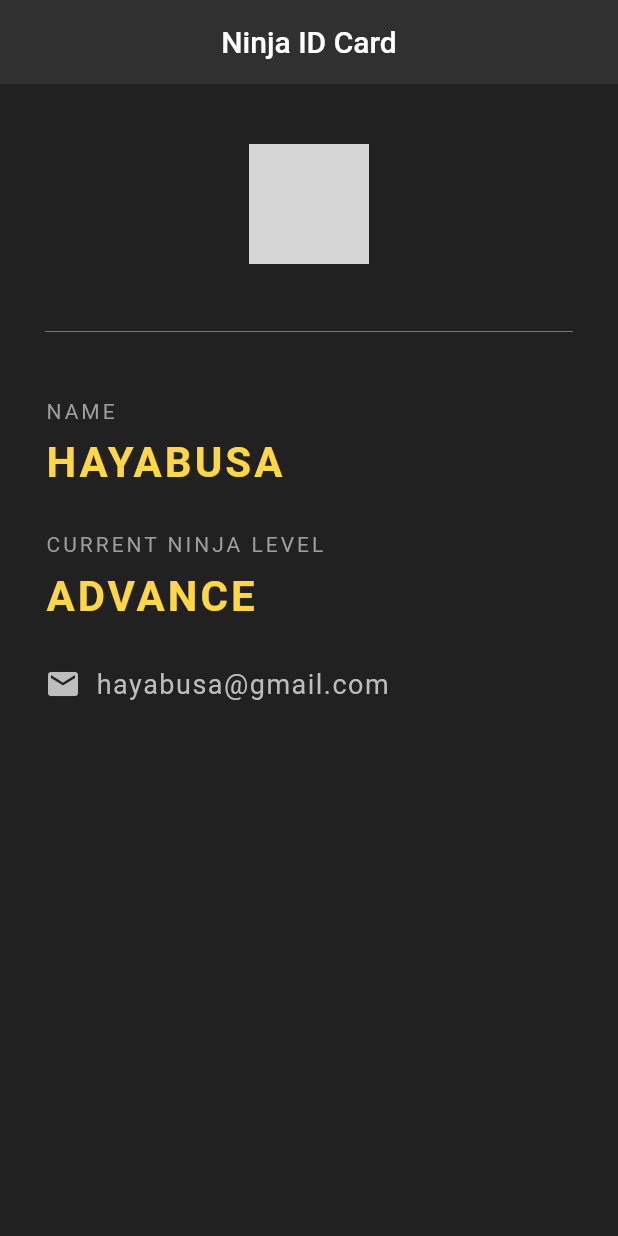
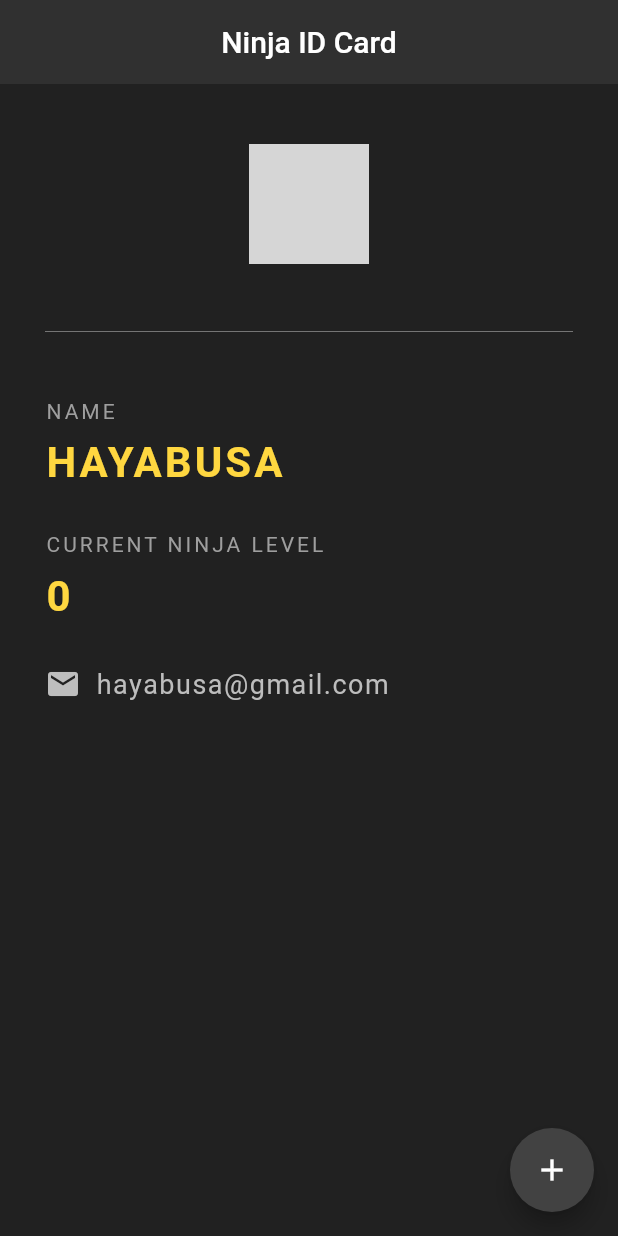
Before and after one commit to jenalalfianta/flutter_ninjas_id_card, a Flutter app: the screen it shows after launch, on a phone screen of 412 x 824 dp. Run offline on Flutter 3.47's test engine with Material 2 defaults, Android fonts, the light colour scheme and no system bars; grey boxes are pictures that could not be loaded.

Commit message:
penambahan floating button dan belajar StatefulWidget

```diff
--- a/lib/main.dart
+++ b/lib/main.dart
@@ -4,8 +4,15 @@ void main() => runApp(MaterialApp(
       home: NinjaCard(),
     ));
 
-class NinjaCard extends StatelessWidget {
+class NinjaCard extends StatefulWidget {
   const NinjaCard({Key? key}) : super(key: key);
+
+  @override
+  State<NinjaCard> createState() => _NinjaCardState();
+}
+
+class _NinjaCardState extends State<NinjaCard> {
+  int ninjaLevel = 0;
 
   @override
   Widget build(BuildContext context) {
@@ -16,6 +23,15 @@ class NinjaCard extends StatelessWidget {
           centerTitle: true,
           backgroundColor: Colors.grey[850],
           elevation: 0.0,
+        ),
+        floatingActionButton: FloatingActionButton(
+          onPressed: () {
+            setState(() {
+              ninjaLevel += 1;
+            });
+          },
+          child: Icon(Icons.add),
+          backgroundColor: Colors.grey.shade800,
         ),
         body: Padding(
           padding: EdgeInsets.fromLTRB(30.0, 40.0, 30.0, 0.0),
@@ -59,7 +75,7 @@ class NinjaCard extends StatelessWidget {
               ),
               SizedBox(height: 10.0),
               Text(
-                'ADVANCE',
+                '$ninjaLevel',
                 style: TextStyle(
                   color: Colors.amberAccent[200],
                   letterSpacing: 2.0,
```
